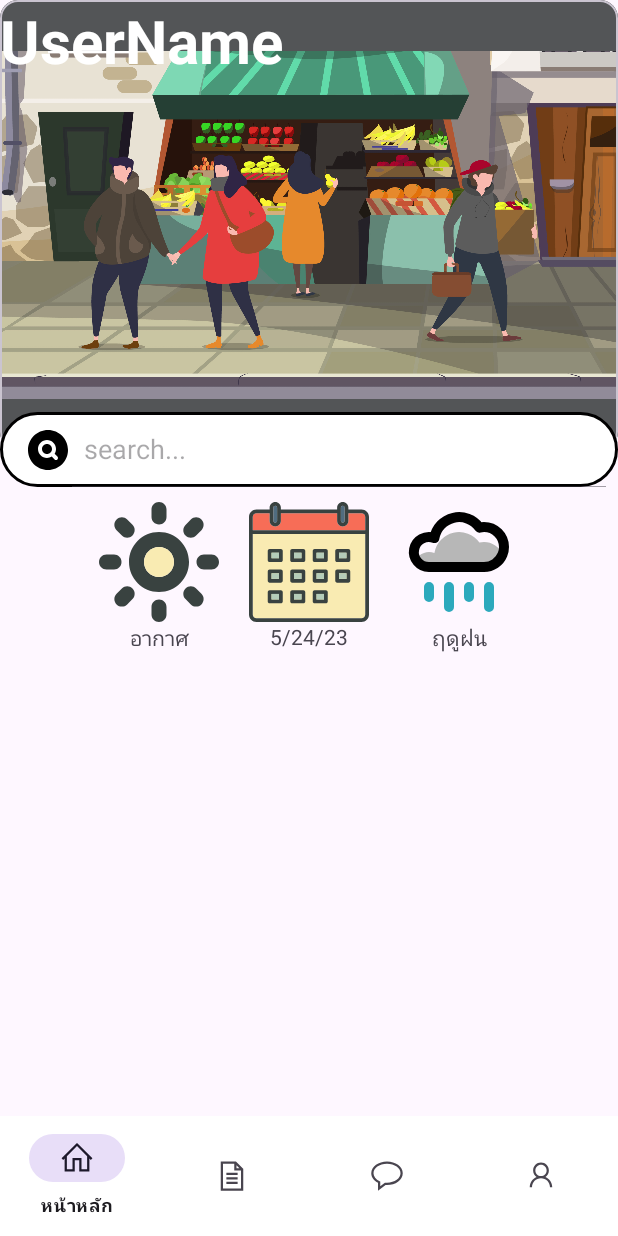
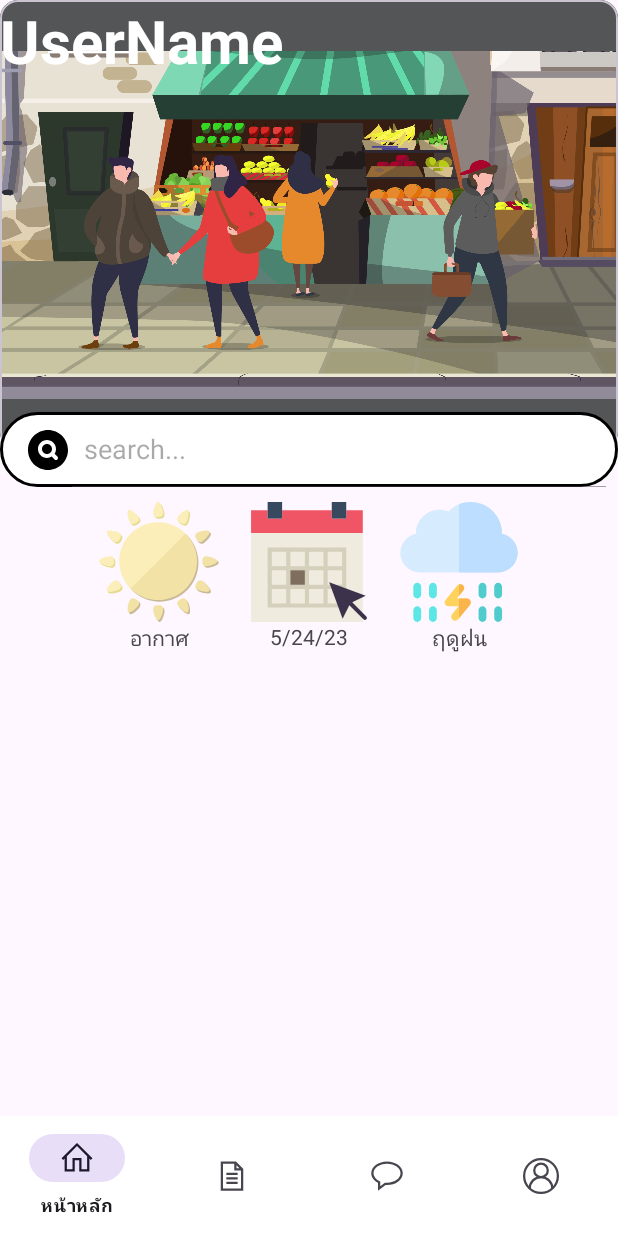
Before and after one commit to pNam0506/MarketApp, an Android app: the offerMarketFragment screen opened directly, with no data from a screen before it, on a phone screen of 412 x 824 dp. Run offline under Robolectric (Android 15) with nearby library versions, the phone set to English and light mode, and no system bars.

Commit message:
edit icon

```diff
--- a/app/src/main/java/com/example/marketapp/offerMarketFragment.java
+++ b/app/src/main/java/com/example/marketapp/offerMarketFragment.java
@@ -78,7 +78,7 @@ public class offerMarketFragment extends AppCompatActivity {
                 else {
                     current_season = "ฤดูฝน";
                     season.setText(current_season);
-                    sun.setImageResource(R.drawable.rain_svgrepo_com);
+                    sun.setImageResource(R.drawable.rain_svgrepo_com_1);
 
                 }
 
@@ -87,17 +87,17 @@ public class offerMarketFragment extends AppCompatActivity {
         else if(current_month == 6 ){
             current_season = "ฤดูฝน";
                 season.setText(current_season);
-            sun.setImageResource(R.drawable.rain_svgrepo_com);
+            sun.setImageResource(R.drawable.rain_svgrepo_com_1);
         }
         else if (current_month > 6 && current_month < 11 ) {
             current_season = "ฤดูฝน";
             season.setText(current_season);
-            sun.setImageResource(R.drawable.rain_svgrepo_com);
+            sun.setImageResource(R.drawable.rain_svgrepo_com_1);
             if(current_month == 10 ){
                 if(current_day <= 15){
                     current_season = "ฤดูฝน";
                     season.setText(current_season);
-                    sun.setImageResource(R.drawable.rain_svgrepo_com);}
+                    sun.setImageResource(R.drawable.rain_svgrepo_com_1);}
                 else {
                     current_season = "ฤดูหนาว";
                     season.setText(current_season);
--- /dev/null
+++ b/app/src/main/res/drawable/calendar_svgrepo_com__1_.xml
@@ -0,0 +1,27 @@
+<vector xmlns:android="http://schemas.android.com/apk/res/android"
+    android:width="58dp"
+    android:height="58dp"
+    android:viewportWidth="58"
+    android:viewportHeight="58">
+  <path
+      android:pathData="M47,4l0,4l-7,0l0,-4l-24,0l0,4l-7,0l0,-4l-8,0l0,11l54,0l0,-11z"
+      android:fillColor="#F05565"/>
+  <path
+      android:pathData="M9,15l-8,0l0,43l54,0l0,-43l-8,0l-7,0l-24,0z"
+      android:fillColor="#EFEBDE"/>
+  <path
+      android:pathData="M38,22h-2h-7h-2h-7h-2H9v9v2v7v2v9h9h2h7h2h7h2h9v-9v-2v-7v-2v-9H38zM29,24h7v7h-7V24zM36,40h-7v-7h7V40zM20,33h7v7h-7V33zM20,24h7v7h-7V24zM11,24h7v7h-7V24zM11,33h7v7h-7V33zM18,49h-7v-7h7V49zM27,49h-7v-7h7V49zM36,49h-7v-7h7V49zM45,49h-7v-7h7V49zM45,40h-7v-7h7V40zM38,31v-7h7v7H38z"
+      android:fillColor="#D5D0BB"/>
+  <path
+      android:pathData="M9,0h7v8h-7z"
+      android:fillColor="#36495E"/>
+  <path
+      android:pathData="M40,0h7v8h-7z"
+      android:fillColor="#36495E"/>
+  <path
+      android:pathData="M20,33h7v7h-7z"
+      android:fillColor="#7F6E5D"/>
+  <path
+      android:pathData="M56.707,55.293l-6.797,-6.797l6.483,-3.241l-17.637,-6.498l6.499,17.637l3.241,-6.484l6.797,6.797C55.488,56.902 55.744,57 56,57s0.512,-0.098 0.707,-0.293C57.098,56.316 57.098,55.684 56.707,55.293z"
+      android:fillColor="#3D324C"/>
+</vector>
--- /dev/null
+++ b/app/src/main/res/drawable/profile_user_account_svgrepo_com.xml
@@ -0,0 +1,24 @@
+<vector xmlns:android="http://schemas.android.com/apk/res/android"
+    android:width="800dp"
+    android:height="800dp"
+    android:viewportWidth="32"
+    android:viewportHeight="32">
+  <path
+      android:pathData="M16,16m-15,0a15,15 0,1 1,30 0a15,15 0,1 1,-30 0"
+      android:strokeLineJoin="round"
+      android:strokeWidth="2"
+      android:fillColor="#00000000"
+      android:strokeColor="#000000"/>
+  <path
+      android:pathData="M26,27L26,27c0,-5.523 -4.477,-10 -10,-10h0c-5.523,0 -10,4.477 -10,10v0"
+      android:strokeLineJoin="round"
+      android:strokeWidth="2"
+      android:fillColor="#00000000"
+      android:strokeColor="#000000"/>
+  <path
+      android:pathData="M16,11m-6,0a6,6 0,1 1,12 0a6,6 0,1 1,-12 0"
+      android:strokeLineJoin="round"
+      android:strokeWidth="2"
+      android:fillColor="#00000000"
+      android:strokeColor="#000000"/>
+</vector>
--- /dev/null
+++ b/app/src/main/res/drawable/rain_svgrepo_com_1.xml
@@ -0,0 +1,45 @@
+<vector xmlns:android="http://schemas.android.com/apk/res/android"
+    android:width="800dp"
+    android:height="800dp"
+    android:viewportWidth="512"
+    android:viewportHeight="512">
+  <path
+      android:pathData="M77.91,411.83c-9.22,0 -16.7,-7.47 -16.7,-16.7v-33.39c0,-9.22 7.48,-16.7 16.7,-16.7s16.7,7.47 16.7,16.7v33.39C94.61,404.35 87.13,411.83 77.91,411.83z"
+      android:fillColor="#5CE6E6"/>
+  <path
+      android:pathData="M77.91,512c-9.22,0 -16.7,-7.47 -16.7,-16.7v-33.39c0,-9.22 7.48,-16.7 16.7,-16.7s16.7,7.47 16.7,16.7v33.39C94.61,504.53 87.13,512 77.91,512z"
+      android:fillColor="#5CE6E6"/>
+  <path
+      android:pathData="M144.7,411.83c-9.22,0 -16.7,-7.47 -16.7,-16.7v-33.39c0,-9.22 7.48,-16.7 16.7,-16.7s16.7,7.47 16.7,16.7v33.39C161.39,404.35 153.91,411.83 144.7,411.83z"
+      android:fillColor="#5CE6E6"/>
+  <path
+      android:pathData="M144.7,512c-9.22,0 -16.7,-7.47 -16.7,-16.7v-33.39c0,-9.22 7.48,-16.7 16.7,-16.7s16.7,7.47 16.7,16.7v33.39C161.39,504.53 153.91,512 144.7,512z"
+      android:fillColor="#5CE6E6"/>
+  <path
+      android:pathData="M356.17,411.83c-9.22,0 -16.7,-7.47 -16.7,-16.7v-33.39c0,-9.22 7.48,-16.7 16.7,-16.7c9.22,0 16.7,7.47 16.7,16.7v33.39C372.87,404.35 365.39,411.83 356.17,411.83z"
+      android:fillColor="#51CCCC"/>
+  <path
+      android:pathData="M356.17,512c-9.22,0 -16.7,-7.47 -16.7,-16.7v-33.39c0,-9.22 7.48,-16.7 16.7,-16.7c9.22,0 16.7,7.47 16.7,16.7v33.39C372.87,504.53 365.39,512 356.17,512z"
+      android:fillColor="#51CCCC"/>
+  <path
+      android:pathData="M422.96,411.83c-9.22,0 -16.7,-7.47 -16.7,-16.7v-33.39c0,-9.22 7.48,-16.7 16.7,-16.7c9.22,0 16.7,7.47 16.7,16.7v33.39C439.65,404.35 432.17,411.83 422.96,411.83z"
+      android:fillColor="#51CCCC"/>
+  <path
+      android:pathData="M422.96,512c-9.22,0 -16.7,-7.47 -16.7,-16.7v-33.39c0,-9.22 7.48,-16.7 16.7,-16.7c9.22,0 16.7,7.47 16.7,16.7v33.39C439.65,504.53 432.17,512 422.96,512z"
+      android:fillColor="#51CCCC"/>
+  <path
+      android:pathData="M302.31,439.1L256,495.7l-3.77,4.61c-3.31,4.04 -8.09,6.12 -12.93,6.12c-3.72,0 -7.46,-1.24 -10.56,-3.77c-7.14,-5.84 -8.19,-16.36 -2.35,-23.5l27.78,-33.95h-42.69c-6.45,0 -12.32,-3.72 -15.08,-9.54c-2.77,-5.83 -1.93,-12.73 2.16,-17.73l50.09,-61.22c2.02,-2.45 4.57,-4.18 7.36,-5.16c5.1,-1.81 10.94,-1.09 15.55,2.35c0.2,0.16 0.4,0.31 0.59,0.47c7.14,5.84 8.19,16.36 2.35,23.5L256,400.47l-9.29,11.35h42.69c6.45,0 12.32,3.72 15.08,9.54C307.24,427.2 306.4,434.1 302.31,439.1z"
+      android:fillColor="#FFD15D"/>
+  <path
+      android:pathData="M439.55,135.28c0.01,-0.59 0.1,-1.12 0.1,-1.71C439.65,59.92 379.74,0 306.09,0c-36.24,0 -70.33,14.83 -95.51,41c-11.89,-4.9 -24.77,-7.6 -38.06,-7.6c-55.24,0 -100.17,44.94 -100.17,100.17c0,0.56 0.08,1.11 0.09,1.67c-38.1,7.72 -66.87,41.46 -66.87,81.81c0,46.03 37.45,83.48 83.48,83.48h333.91c46.03,0 83.48,-37.45 83.48,-83.48C506.43,176.76 477.74,143.07 439.55,135.28z"
+      android:fillColor="#D7EBFF"/>
+  <path
+      android:pathData="M274.49,377.88L256,400.47v-48.91c5.1,-1.81 10.94,-1.09 15.55,2.35c0.2,0.16 0.4,0.31 0.59,0.47C279.27,360.23 280.33,370.74 274.49,377.88z"
+      android:fillColor="#F9B54C"/>
+  <path
+      android:pathData="M302.31,439.1L256,495.7v-83.88h33.39c6.45,0 12.32,3.72 15.08,9.54C307.24,427.2 306.4,434.1 302.31,439.1z"
+      android:fillColor="#F9B54C"/>
+  <path
+      android:pathData="M439.55,135.28c0.01,-0.59 0.1,-1.12 0.1,-1.71C439.65,59.92 379.74,0 306.09,0C288.63,0 271.7,3.52 256,10.01v290.51h166.96c46.03,0 83.48,-37.45 83.48,-83.48C506.43,176.76 477.74,143.07 439.55,135.28z"
+      android:fillColor="#BDDEFF"/>
+</vector>
--- /dev/null
+++ b/app/src/main/res/drawable/sun_svgrepo_com_1__1_.xml
@@ -0,0 +1,90 @@
+<vector xmlns:android="http://schemas.android.com/apk/res/android"
+    android:width="800dp"
+    android:height="800dp"
+    android:viewportWidth="512"
+    android:viewportHeight="512">
+  <path
+      android:pathData="M258.37,448.12c-11.78,0 -21.34,1.39 -21.34,18.14c0,8.13 9.55,45.74 21.34,45.74c11.78,0 21.34,-37.61 21.34,-45.74C279.71,449.52 270.16,448.12 258.37,448.12z"
+      android:fillColor="#C9B997"/>
+  <path
+      android:pathData="M352.65,422.86c-10.2,5.89 -17.78,11.88 -9.41,26.37c4.07,7.04 31.14,34.84 41.35,28.94c10.2,-5.89 -0.33,-43.24 -4.39,-50.28C371.83,413.4 362.86,416.97 352.65,422.86z"
+      android:fillColor="#C9B997"/>
+  <path
+      android:pathData="M448.05,344.43c-14.5,-8.37 -20.48,-0.8 -26.38,9.41c-5.89,10.2 -9.46,19.18 5.04,27.55c7.04,4.07 44.39,14.6 50.28,4.39C482.88,375.58 455.09,348.5 448.05,344.43z"
+      android:fillColor="#C9B997"/>
+  <path
+      android:pathData="M465.07,238.23c-16.74,0 -18.14,9.55 -18.14,21.34c0,11.78 1.4,21.34 18.14,21.34c8.13,0 45.74,-9.55 45.74,-21.34C510.81,247.78 473.2,238.23 465.07,238.23z"
+      android:fillColor="#C9B997"/>
+  <path
+      android:pathData="M426.71,137.74c-14.5,8.37 -10.93,17.34 -5.04,27.55c5.89,10.2 11.88,17.78 26.38,9.41c7.04,-4.07 34.84,-31.14 28.94,-41.35C471.1,123.14 433.75,133.67 426.71,137.74z"
+      android:fillColor="#C9B997"/>
+  <path
+      android:pathData="M164.09,422.86c-10.2,-5.89 -19.18,-9.46 -27.55,5.04c-4.07,7.04 -14.6,44.39 -4.39,50.28c10.2,5.89 37.28,-21.9 41.35,-28.94C181.87,434.74 174.3,428.75 164.09,422.86z"
+      android:fillColor="#C9B997"/>
+  <path
+      android:pathData="M424.23,259.56c0,-45.8 -18.56,-87.26 -48.58,-117.28L141.1,376.84c30.01,30.01 71.48,48.58 117.28,48.58C349.97,425.42 424.23,351.16 424.23,259.56z"
+      android:fillColor="#C9B997"/>
+  <path
+      android:pathData="M164.11,96.24c-10.14,5.86 -19.05,9.4 -27.3,-4.62c-0.08,-0.08 -0.17,-0.25 -0.25,-0.41c-4.12,-7.01 -14.6,-44.37 -4.45,-50.31c7.67,-4.45 25.07,10.31 34.72,20.78c3.3,3.46 5.69,6.43 6.68,8.16C181.84,84.36 174.34,90.38 164.11,96.24z"
+      android:fillColor="#E5DC90"/>
+  <path
+      android:pathData="M279.73,52.86v0.58c-0.25,16.16 -9.73,17.57 -21.36,17.57c-9.32,0 -17.24,-0.91 -20.12,-9.48c-0.82,-2.23 -1.24,-5.11 -1.24,-8.66c0,-5.03 3.63,-21.28 9.15,-32.99c3.55,-7.26 7.75,-12.78 12.2,-12.78c1.32,0 2.64,0.5 3.88,1.4C272.23,15.17 279.73,45.6 279.73,52.86z"
+      android:fillColor="#E5DC90"/>
+  <path
+      android:pathData="M95.08,165.26c-5.94,10.23 -11.88,17.81 -26.39,9.4c-3.96,-2.23 -14.43,-11.79 -21.85,-21.52c-0.08,-0.08 -0.17,-0.17 -0.17,-0.25c-5.69,-7.5 -9.48,-15.09 -6.93,-19.55c5.94,-10.23 43.21,0.33 50.31,4.37c1.24,0.74 2.39,1.48 3.38,2.23C103.91,147.7 100.44,155.95 95.08,165.26z"
+      android:fillColor="#E5DC90"/>
+  <path
+      android:pathData="M69.85,259.52c0,11.55 -1.32,21.03 -17.24,21.36h-0.91c-7.83,0 -43.13,-8.91 -45.6,-20.12c-0.08,0 -0.08,0 -0.08,0c0,-0.41 -0.08,-0.82 -0.08,-1.24c0,-4.54 5.69,-8.82 13.11,-12.2c11.71,-5.53 27.71,-9.07 32.66,-9.07c4.7,0 8.16,0.74 10.72,2.06C69.11,243.77 69.85,251.11 69.85,259.52z"
+      android:fillColor="#E5DC90"/>
+  <path
+      android:pathData="M68.7,344.43c-7.04,4.07 -34.84,31.14 -28.94,41.35c5.89,10.2 43.24,-0.33 50.28,-4.39c14.5,-8.37 10.93,-17.34 5.04,-27.55C89.18,343.64 83.2,336.06 68.7,344.43z"
+      android:fillColor="#E5DC90"/>
+  <path
+      android:pathData="M352.65,96.26c10.2,5.89 19.18,9.46 27.55,-5.04c4.07,-7.04 14.6,-44.39 4.39,-50.28c-10.2,-5.89 -37.28,21.9 -41.35,28.94C334.87,84.39 342.45,90.37 352.65,96.26z"
+      android:fillColor="#E5DC90"/>
+  <path
+      android:pathData="M258.37,93.71c-91.6,0 -165.85,74.25 -165.85,165.85c0,45.8 18.56,87.26 48.58,117.28l234.55,-234.55C345.64,112.27 304.17,93.71 258.37,93.71z"
+      android:fillColor="#E5DC90"/>
+  <path
+      android:pathData="M252.41,440.96c-11.78,0 -21.34,1.39 -21.34,18.14c0,8.13 9.55,45.74 21.34,45.74s21.34,-37.61 21.34,-45.74C273.74,442.36 264.19,440.96 252.41,440.96z"
+      android:fillColor="#F3E2A6"/>
+  <path
+      android:pathData="M346.69,415.7c-10.2,5.89 -17.78,11.88 -9.41,26.38c4.07,7.04 31.14,34.84 41.35,28.94c10.2,-5.89 -0.33,-43.24 -4.39,-50.28C365.86,406.24 356.89,409.81 346.69,415.7z"
+      android:fillColor="#F3E2A6"/>
+  <path
+      android:pathData="M442.08,337.27c-14.5,-8.37 -20.48,-0.8 -26.38,9.41c-5.89,10.2 -9.46,19.18 5.04,27.55c7.04,4.07 44.39,14.6 50.28,4.39C476.92,368.42 449.12,341.34 442.08,337.27z"
+      android:fillColor="#F3E2A6"/>
+  <path
+      android:pathData="M459.11,231.07c-16.74,0 -18.14,9.55 -18.14,21.34c0,11.78 1.39,21.34 18.14,21.34c8.13,0 45.74,-9.55 45.74,-21.34C504.85,240.62 467.23,231.07 459.11,231.07z"
+      android:fillColor="#F3E2A6"/>
+  <path
+      android:pathData="M420.74,130.58c-14.5,8.37 -10.93,17.34 -5.04,27.55c5.89,10.2 11.88,17.78 26.38,9.41c7.04,-4.07 34.84,-31.14 28.94,-41.35C465.13,115.98 427.79,126.51 420.74,130.58z"
+      android:fillColor="#F3E2A6"/>
+  <path
+      android:pathData="M158.13,415.7c-10.2,-5.89 -19.18,-9.46 -27.55,5.04c-4.07,7.04 -14.6,44.39 -4.39,50.28c10.2,5.89 37.28,-21.9 41.35,-28.94C175.91,427.58 168.33,421.59 158.13,415.7z"
+      android:fillColor="#F3E2A6"/>
+  <path
+      android:pathData="M418.26,252.4c0,-45.8 -18.56,-87.26 -48.58,-117.28L135.13,369.68c30.01,30.01 71.48,48.58 117.28,48.58C344.01,418.26 418.26,344 418.26,252.4z"
+      android:fillColor="#F3E2A6"/>
+  <path
+      android:pathData="M158.09,89.07c-7.67,4.45 -14.68,7.59 -21.28,2.56c-2.14,-1.57 -4.21,-4.04 -6.27,-7.59c-4.04,-7.01 -14.6,-44.37 -4.37,-50.22c9.81,-5.69 34.97,19.55 40.66,27.87c0.33,0.41 0.58,0.74 0.74,1.07C175.9,77.19 168.32,83.21 158.09,89.07z"
+      android:fillColor="#FBEEB9"/>
+  <path
+      android:pathData="M273.71,45.69c0,0.58 0,1.15 -0.08,1.65c-0.58,15.17 -9.81,16.49 -21.19,16.49c-4.29,0 -8.25,-0.17 -11.63,-1.24c-0.91,-0.25 -1.73,-0.66 -2.56,-1.07c-2.72,-1.4 -4.87,-3.71 -6.02,-7.42c-0.08,-0.08 0,-0.08 0,-0.08c-0.74,-2.23 -1.15,-5.03 -1.15,-8.33c0,-4.86 3.46,-20.45 8.82,-32.08c3.22,-7.01 7.18,-12.62 11.38,-13.44C251.69,0.08 252.02,0 252.43,0c3.55,0 6.93,3.46 9.81,8.49c0.99,1.65 1.9,3.46 2.8,5.44C270.33,25.48 273.71,40.9 273.71,45.69z"
+      android:fillColor="#FBEEB9"/>
+  <path
+      android:pathData="M89.15,158.09c-5.94,10.23 -11.88,17.81 -26.39,9.48c-2.97,-1.73 -9.65,-7.51 -15.92,-14.43c-0.08,-0.08 -0.17,-0.17 -0.17,-0.25c-8.58,-9.4 -16.25,-20.86 -12.86,-26.72c5.86,-10.23 43.21,0.33 50.22,4.37c5.2,3.05 8.16,6.18 9.4,9.4C95.66,145.64 92.86,151.66 89.15,158.09z"
+      android:fillColor="#FBEEB9"/>
+  <path
+      android:pathData="M63.83,252.43c0,11.79 -1.4,21.28 -18.14,21.28H45.44c-5.03,-0.08 -20.12,-3.38 -31.5,-8.58c-2.89,-1.4 -5.61,-2.8 -7.84,-4.37c-0.08,0 -0.08,0 -0.08,0C2.31,258.2 0,255.4 0,252.43c0,-0.33 0,-0.74 0.17,-1.07c0.74,-4.04 5.69,-7.67 12.04,-10.89c11.79,-5.61 28.45,-9.4 33.48,-9.4c1.9,0 3.63,0.17 5.2,0.41c6.76,0.99 9.98,4.29 11.55,8.82c0.41,1.07 0.66,2.31 0.82,3.55C63.75,246.41 63.83,249.38 63.83,252.43z"
+      android:fillColor="#FBEEB9"/>
+  <path
+      android:pathData="M84.03,374.24c-5.2,3.05 -27.38,9.65 -40.74,8.58c-1.57,-0.08 -2.97,-0.33 -4.29,-0.74c-2.39,-0.66 -4.21,-1.82 -5.2,-3.46c-0.91,-1.57 -1.07,-3.63 -0.58,-5.86c2.8,-12.21 23.5,-32.08 29.52,-35.46c2.97,-1.73 5.61,-2.8 7.92,-3.22c7.92,-1.73 12.45,2.97 16.66,9.57c0.58,0.99 1.24,1.98 1.81,3.05c2.06,3.71 3.96,7.18 4.7,10.56C95.25,363.27 93.35,368.88 84.03,374.24z"
+      android:fillColor="#FBEEB9"/>
+  <path
+      android:pathData="M346.69,89.1c10.2,5.89 19.18,9.46 27.55,-5.04c4.07,-7.04 14.6,-44.39 4.39,-50.28c-10.2,-5.89 -37.28,21.9 -41.35,28.94C328.91,77.23 336.48,83.21 346.69,89.1z"
+      android:fillColor="#FBEEB9"/>
+  <path
+      android:pathData="M369.7,135.16l-0.74,0.74l-3.38,3.38L135.16,369.7c-2.47,-2.47 -4.78,-4.95 -7.09,-7.59c-6.18,-7.01 -11.79,-14.51 -16.74,-22.51c-15.67,-25.32 -24.74,-55.17 -24.74,-87.17c0,-91.62 74.22,-165.84 165.84,-165.84c29.94,0 58.06,7.92 82.39,21.94C347.6,115.78 359.31,124.77 369.7,135.16z"
+      android:fillColor="#FBEEB9"/>
+</vector>
--- a/app/src/main/res/layout/fragment_offer_market.xml
+++ b/app/src/main/res/layout/fragment_offer_market.xml
@@ -73,7 +73,7 @@
 
                 android:layout_width="80dp"
                 android:layout_height="80dp"
-                android:src="@drawable/sun_svgrepo_com"
+                android:src="@drawable/sun_svgrepo_com_1__1_"
 
 
                 />
@@ -97,7 +97,7 @@
             <ImageView
                 android:layout_width="80dp"
                 android:layout_height="80dp"
-                android:src="@drawable/calendar_svgrepo_com"
+                android:src="@drawable/calendar_svgrepo_com__1_"
 
 
                 />
@@ -124,7 +124,7 @@
                 android:id="@+id/summer_season"
                 android:layout_width="80dp"
                 android:layout_height="80dp"
-                android:src="@drawable/sun_svgrepo_com"
+                android:src="@drawable/sun_svgrepo_com_1__1_"
 
 
                 />
--- a/app/src/main/res/menu/bottom_bar.xml
+++ b/app/src/main/res/menu/bottom_bar.xml
@@ -26,6 +26,6 @@
         android:id="@+id/profileBottom"
         android:enabled="true"
         android:title="บัญชี"
-        android:icon="@drawable/icons8_contacts_original_64"
+        android:icon="@drawable/profile_user_account_svgrepo_com"
         />
 </menu>
```
